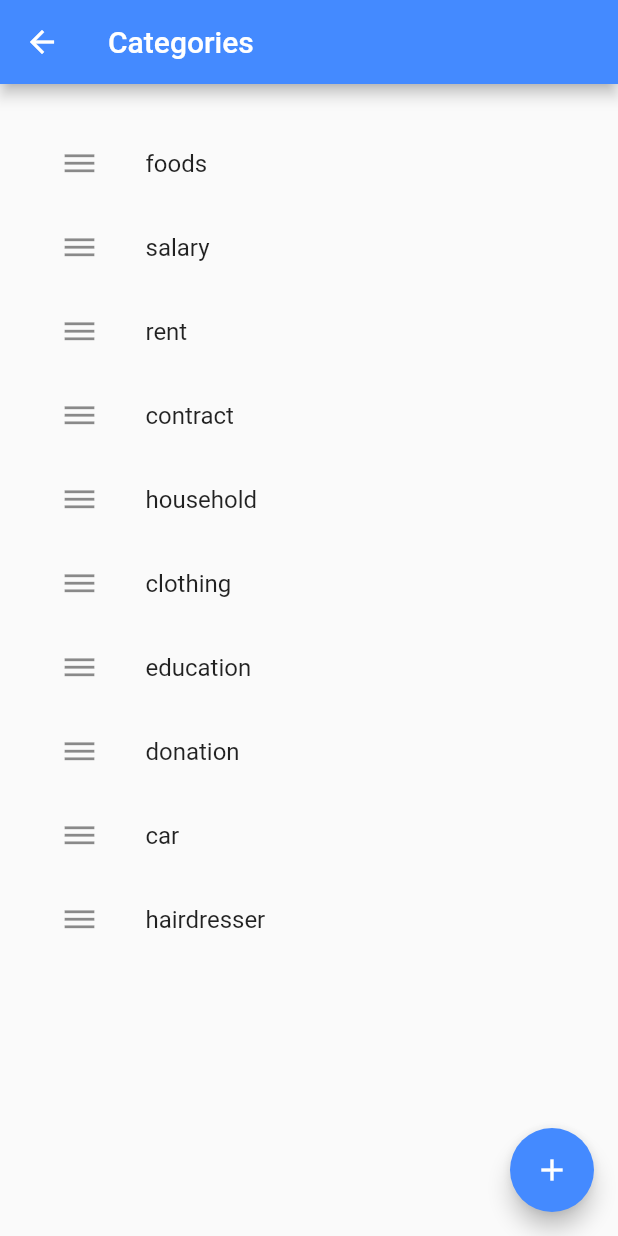
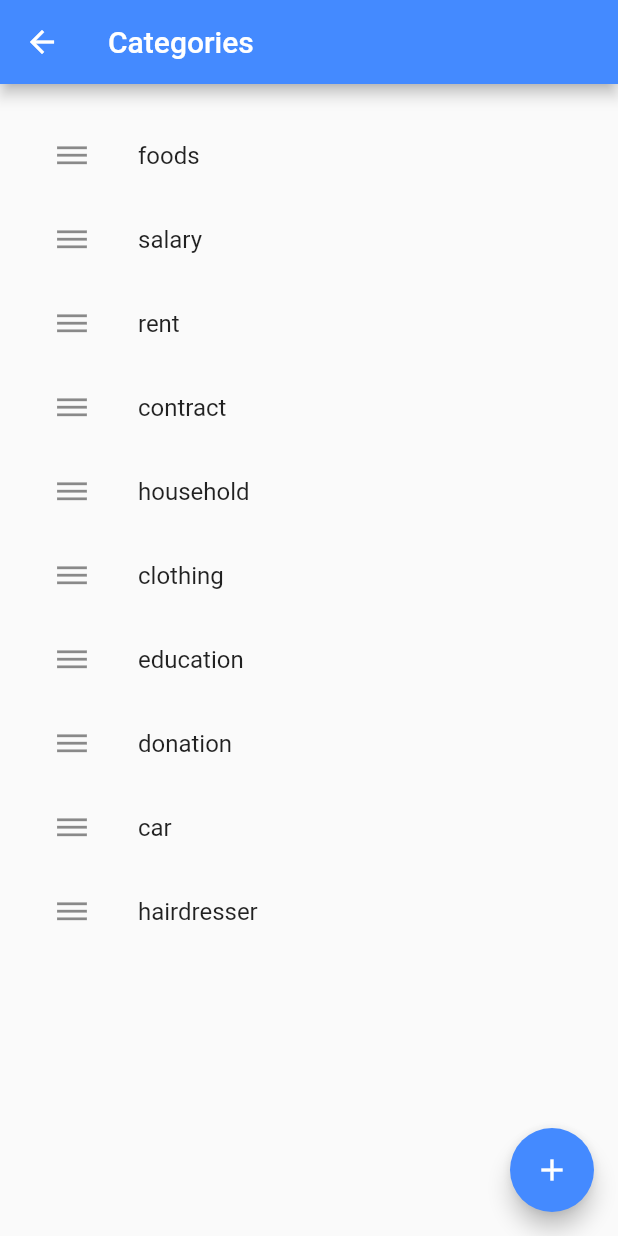
Before and after one commit to Chralt98/Eyemoney, a Flutter app: the screen it shows after launch, in the side drawer, after a tap on "Categories", on a phone screen of 412 x 824 dp. Run offline on Flutter 3.47's test engine with Material 2 defaults, Android fonts, the phone set to English and light mode, and no system bars; our stand-ins replace flutter_masked_text, month_picker_dialog, shared_preferences, sqflite; accounts and stored records are empty.

Commit message:
ListView at start.

```diff
--- a/lib/categories.dart
+++ b/lib/categories.dart
@@ -35,7 +35,7 @@ class _CategoriesState extends State<Categories> {
       ),
       body: ListView.builder(
         itemCount: _categories.length,
-        padding: const EdgeInsets.all(25.0),
+        padding: const EdgeInsets.all(20.0),
         itemBuilder: (context, index) {
           final String item = _categories[index];
           return Dismissible(
@@ -80,7 +80,10 @@ class _CategoriesState extends State<Categories> {
         child: Icon(Icons.add),
         backgroundColor: Colors.blueAccent,
         onPressed: () async {
-          this._categories.add(await Navigator.push(context, MaterialPageRoute(builder: (BuildContext context) => AddCategory())));
+          this._categories.add(await Navigator.push(
+              context,
+              MaterialPageRoute(
+                  builder: (BuildContext context) => AddCategory())));
           this._setCategoryPref(_categories);
         },
       ),
@@ -90,7 +93,8 @@ class _CategoriesState extends State<Categories> {
 
   void _loadCategoryPref() {
     setState(() {
-      this._categories = this._prefs.getStringList(categoryPrefKey) ?? standard_categories;
+      this._categories =
+          this._prefs.getStringList(categoryPrefKey) ?? standard_categories;
     });
   }
 
--- a/lib/home.dart
+++ b/lib/home.dart
@@ -14,7 +14,8 @@ class Home extends StatefulWidget {
   final DateTime initialDate;
   final String title;
 
-  const Home({Key key, @required this.title, @required this.initialDate}) : super(key: key);
+  const Home({Key key, @required this.title, @required this.initialDate})
+      : super(key: key);
 
   @override
   _HomeState createState() => new _HomeState();
@@ -22,7 +23,10 @@ class Home extends StatefulWidget {
 
 class _HomeState extends State<Home> {
   static var rand = new Random();
-  List<String> items = List<String>.generate(20, (int counter) => '$counter consumption ' + rand.nextInt(100).toString() + '€');
+  List<String> items = List<String>.generate(
+      20,
+      (int counter) =>
+          '$counter consumption ' + rand.nextInt(100).toString() + '€');
 
   // TODO: paint the font red for consumer spending and green for income
   List<String> categories = List<String>();
@@ -32,7 +36,7 @@ class _HomeState extends State<Home> {
   @override
   void initState() {
     super.initState();
-    _selectedDate = DateTime.now();
+    this._selectedDate = DateTime.now();
     SharedPreferences.getInstance()
       ..then((prefs) {
         setState(() => this._prefs = prefs);
@@ -44,38 +48,98 @@ class _HomeState extends State<Home> {
   // only category for shared preferences
   void _loadCategoryPref() {
     setState(() {
-      categories = this._prefs.getStringList(categoryPrefKey) ?? standard_categories;
+      categories =
+          this._prefs.getStringList(categoryPrefKey) ?? standard_categories;
     });
   }
 
   @override
   Widget build(BuildContext context) {
+    final double screenWidth = MediaQuery.of(context).size.width;
     return Scaffold(
       appBar: AppBar(
         title: Text(widget.title),
         backgroundColor: Colors.blueAccent,
         actions: <Widget>[
           Container(
-            child: Text(_selectedDate.month.toString() + ' / ' + _selectedDate.year.toString()),
+            child: Text((_selectedDate ?? DateTime.now()).month.toString() +
+                ' / ' +
+                (_selectedDate ?? DateTime.now()).year.toString()),
             alignment: Alignment.centerRight,
           ),
           IconButton(
               icon: Icon(Icons.date_range),
               onPressed: () {
-                showMonthPicker(context: context, initialDate: _selectedDate ?? widget.initialDate).then((date) => setState(() {
-                      _selectedDate = date;
-                    }));
+                showMonthPicker(
+                        context: context,
+                        initialDate: _selectedDate ?? widget.initialDate)
+                    .then((date) => setState(() {
+                          _selectedDate = date;
+                        }));
               }),
         ],
       ),
       body: Container(
-        child: ListView.builder(
-          itemCount: 20,
-          itemBuilder: (BuildContext context, int index) {
-            return ListTile(
-              title: Text(items[index]),
-            );
-          },
+        child: Column(
+          children: <Widget>[
+            Container(
+              height: 27,
+              color: Colors.black12,
+              child: Row(
+                children: <Widget>[
+                  Container(
+                      child: Icon(Icons.info_outline),
+                      width: screenWidth / 3,
+                      decoration: BoxDecoration(
+                          border: Border.all(color: Colors.black54))),
+                  Container(
+                      child: Icon(Icons.category),
+                      width: screenWidth / 3,
+                      decoration: BoxDecoration(
+                          border: Border.all(color: Colors.black54))),
+                  Container(
+                      child: Icon(Icons.attach_money),
+                      width: screenWidth / 3,
+                      decoration: BoxDecoration(
+                          border: Border.all(color: Colors.black54))),
+                ],
+              ),
+            ),
+            Expanded(
+                child: Container(
+              child: ListView.builder(
+                  itemCount: 100,
+                  itemBuilder: (BuildContext context, int index) {
+                    return Container(
+                        decoration: BoxDecoration(
+                            border: Border.fromBorderSide(BorderSide(
+                                width: 0.0,
+                                color: Colors.black12,
+                                style: BorderStyle.solid))),
+                        child: Row(
+                          children: <Widget>[
+                            Container(
+                              child: Text('info',
+                                  textScaleFactor: 1.2,
+                                  textAlign: TextAlign.center),
+                              width: screenWidth / 3,
+                            ),
+                            Container(
+                              child: Text('category',
+                                  textScaleFactor: 1.2,
+                                  textAlign: TextAlign.center),
+                              width: screenWidth / 3,
+                            ),
+                            Container(
+                                child: Text('amount',
+                                    textScaleFactor: 1.2,
+                                    textAlign: TextAlign.center),
+                                width: screenWidth / 3),
+                          ],
+                        ));
+                  }),
+            )),
+          ],
         ),
       ),
       drawer: Drawer(
@@ -93,7 +157,9 @@ class _HomeState extends State<Home> {
                 crossAxisAlignment: CrossAxisAlignment.center,
                 textBaseline: TextBaseline.alphabetic,
                 children: <Widget>[
-                  Text('Cashprotocol', textScaleFactor: 2, style: TextStyle(color: Colors.white)),
+                  Text('Cashprotocol',
+                      textScaleFactor: 2,
+                      style: TextStyle(color: Colors.white)),
                   Icon(
                     Icons.monetization_on,
                     size: 50,
@@ -122,7 +188,10 @@ class _HomeState extends State<Home> {
                 // Update the state of the app
                 // ...
                 // Then close the drawer
-                Navigator.push(context, MaterialPageRoute(builder: (BuildContext context) => Statistics()));
+                Navigator.push(
+                    context,
+                    MaterialPageRoute(
+                        builder: (BuildContext context) => Statistics()));
               },
             ),
             ListTile(
@@ -132,7 +201,10 @@ class _HomeState extends State<Home> {
                 // Update the state of the app
                 // ...
                 // Then close the drawer
-                Navigator.push(context, MaterialPageRoute(builder: (BuildContext context) => Categories()));
+                Navigator.push(
+                    context,
+                    MaterialPageRoute(
+                        builder: (BuildContext context) => Categories()));
               },
             ),
             ListTile(
@@ -142,7 +214,10 @@ class _HomeState extends State<Home> {
                 // Update the state of the app
                 // ...
                 // Then close the drawer
-                Navigator.push(context, MaterialPageRoute(builder: (BuildContext context) => Settings()));
+                Navigator.push(
+                    context,
+                    MaterialPageRoute(
+                        builder: (BuildContext context) => Settings()));
               },
             ),
           ],
@@ -152,7 +227,11 @@ class _HomeState extends State<Home> {
         child: Icon(Icons.attach_money),
         backgroundColor: Colors.blueAccent,
         onPressed: () {
-          Navigator.push(context, MaterialPageRoute(builder: (BuildContext context) => Adding(selectedDate: _selectedDate)));
+          Navigator.push(
+              context,
+              MaterialPageRoute(
+                  builder: (BuildContext context) =>
+                      Adding(selectedDate: _selectedDate)));
         },
       ),
       floatingActionButtonLocation: FloatingActionButtonLocation.endFloat,
```
